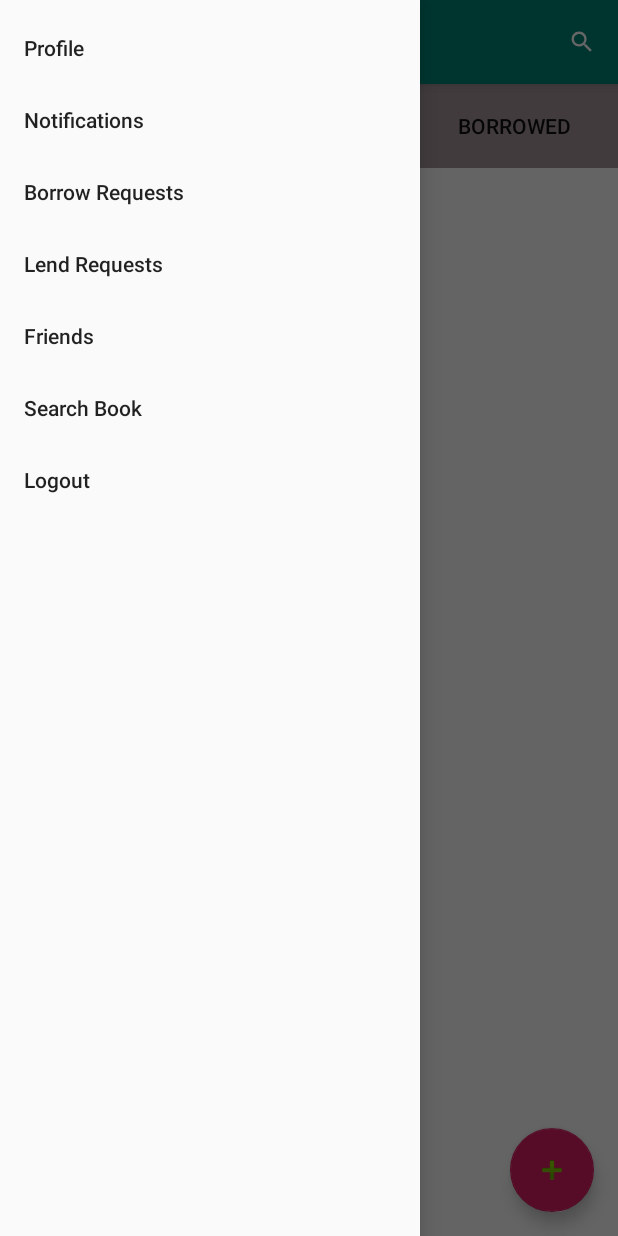
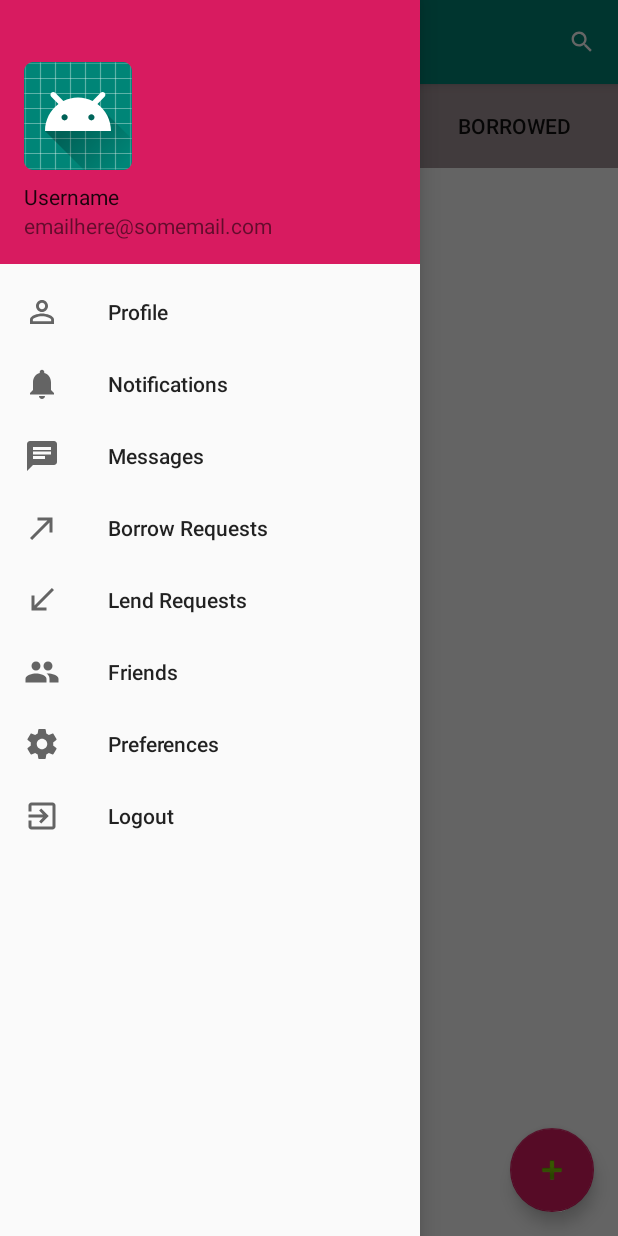
Before and after one commit to cmput301w19t06/TheUndesirableJackals, an Android app: the screen it shows after launch once a user with an empty profile is signed in (MainHomeViewActivity), with the side drawer open, on a phone screen of 412 x 824 dp. Run offline under Robolectric (Android 15) with nearby library versions, the phone set to English and light mode, and no system bars; our stand-ins replace Firebase (no records; nobody signed in at launch, a user with empty details on screens opened directly); 2 statements that could not run were skipped.

Commit message:
Made changes to additional menu drawer

```diff
--- a/app/build.gradle
+++ b/app/build.gradle
@@ -4,7 +4,7 @@ android {
     compileSdkVersion 27
     defaultConfig {
         applicationId "com.cmput301.w19t06.theundesirablejackals"
-        minSdkVersion 19
+        minSdkVersion 21
         targetSdkVersion 27
         versionCode 1
         versionName "1.0"
--- a/app/src/main/java/com/cmput301/w19t06/theundesirablejackals/Activities/ViewBorrowedBookActivity.java
+++ b/app/src/main/java/com/cmput301/w19t06/theundesirablejackals/Activities/ViewBorrowedBookActivity.java
@@ -75,9 +75,4 @@ public class ViewBorrowedBookActivity extends AppCompatActivity {
         });
 
     }
-
-    private void showMyToast(String message){
-        Toast.makeText(this, message,
-                Toast.LENGTH_LONG).show();
-    }
 }
--- a/app/src/main/java/com/cmput301/w19t06/theundesirablejackals/activities/MainHomeViewActivity.java
+++ b/app/src/main/java/com/cmput301/w19t06/theundesirablejackals/activities/MainHomeViewActivity.java
@@ -100,9 +100,6 @@ public class MainHomeViewActivity extends AppCompatActivity {
                     case R.id.itemMenuFriends:
                         intent = new Intent(MainHomeViewActivity.this, FriendsListActivity.class);
                         break;
-                    case R.id.itemMenuSearchBook:
-                        intent = new Intent(MainHomeViewActivity.this, BookSearchActivity.class);
-                        break;
                     case R.id.itemMenuLogout:
                         intent = new Intent(MainHomeViewActivity.this, StartActivity.class);
                         databaseHelper.signOut();
@@ -176,6 +173,12 @@ public class MainHomeViewActivity extends AppCompatActivity {
         startActivityForResult(intent, ADD_BOOK);
     }
 
+    public void OnClick_ProfileImage(View view) {
+        Intent intent = new Intent(MainHomeViewActivity.this, PersonalProfileActivity.class);
+        startActivity(intent);
+        finish();
+    }
+
     /**
      * To open Navigation Drawer when user tabs the menu icon
      * @param item a menu item
--- /dev/null
+++ b/app/src/main/res/drawable/ic_chat_gray_24dp.xml
@@ -0,0 +1,5 @@
+<vector android:height="24dp" android:tint="#696969"
+    android:viewportHeight="24.0" android:viewportWidth="24.0"
+    android:width="24dp" xmlns:android="http://schemas.android.com/apk/res/android">
+    <path android:fillColor="#000000" android:pathData="M20,2L4,2c-1.1,0 -1.99,0.9 -1.99,2L2,22l4,-4h14c1.1,0 2,-0.9 2,-2L22,4c0,-1.1 -0.9,-2 -2,-2zM6,9h12v2L6,11L6,9zM14,14L6,14v-2h8v2zM18,8L6,8L6,6h12v2z"/>
+</vector>
--- /dev/null
+++ b/app/src/main/res/drawable/ic_exit_to_app_grey_24dp.xml
@@ -0,0 +1,5 @@
+<vector android:height="24dp" android:tint="#696969"
+    android:viewportHeight="24.0" android:viewportWidth="24.0"
+    android:width="24dp" xmlns:android="http://schemas.android.com/apk/res/android">
+    <path android:fillColor="#000000" android:pathData="M10.09,15.59L11.5,17l5,-5 -5,-5 -1.41,1.41L12.67,11H3v2h9.67l-2.58,2.59zM19,3H5c-1.11,0 -2,0.9 -2,2v4h2V5h14v14H5v-4H3v4c0,1.1 0.89,2 2,2h14c1.1,0 2,-0.9 2,-2V5c0,-1.1 -0.9,-2 -2,-2z"/>
+</vector>
--- a/app/src/main/res/drawable/ic_notifications_black_24dp.xml
+++ /dev/null
@@ -1,9 +0,0 @@
-<vector xmlns:android="http://schemas.android.com/apk/res/android"
-    android:width="24dp"
-    android:height="24dp"
-    android:viewportWidth="24.0"
-    android:viewportHeight="24.0">
-    <path
-        android:fillColor="#FF000000"
-        android:pathData="M12,22c1.1,0 2,-0.9 2,-2h-4c0,1.1 0.89,2 2,2zM18,16v-5c0,-3.07 -1.64,-5.64 -4.5,-6.32L13.5,4c0,-0.83 -0.67,-1.5 -1.5,-1.5s-1.5,0.67 -1.5,1.5v0.68C7.63,5.36 6,7.92 6,11v5l-2,2v1h16v-1l-2,-2z" />
-</vector>
--- /dev/null
+++ b/app/src/main/res/drawable/ic_notifications_grey_24dp.xml
@@ -0,0 +1,5 @@
+<vector android:height="24dp" android:tint="#696969"
+    android:viewportHeight="24.0" android:viewportWidth="24.0"
+    android:width="24dp" xmlns:android="http://schemas.android.com/apk/res/android">
+    <path android:fillColor="#000000" android:pathData="M12,22c1.1,0 2,-0.9 2,-2h-4c0,1.1 0.89,2 2,2zM18,16v-5c0,-3.07 -1.64,-5.64 -4.5,-6.32L13.5,4c0,-0.83 -0.67,-1.5 -1.5,-1.5s-1.5,0.67 -1.5,1.5v0.68C7.63,5.36 6,7.92 6,11v5l-2,2v1h16v-1l-2,-2z"/>
+</vector>
--- /dev/null
+++ b/app/src/main/res/drawable/ic_people_grey_24dp.xml
@@ -0,0 +1,5 @@
+<vector android:height="24dp" android:tint="#696969"
+    android:viewportHeight="24.0" android:viewportWidth="24.0"
+    android:width="24dp" xmlns:android="http://schemas.android.com/apk/res/android">
+    <path android:fillColor="#FF000000" android:pathData="M16,11c1.66,0 2.99,-1.34 2.99,-3S17.66,5 16,5c-1.66,0 -3,1.34 -3,3s1.34,3 3,3zM8,11c1.66,0 2.99,-1.34 2.99,-3S9.66,5 8,5C6.34,5 5,6.34 5,8s1.34,3 3,3zM8,13c-2.33,0 -7,1.17 -7,3.5L1,19h14v-2.5c0,-2.33 -4.67,-3.5 -7,-3.5zM16,13c-0.29,0 -0.62,0.02 -0.97,0.05 1.16,0.84 1.97,1.97 1.97,3.45L17,19h6v-2.5c0,-2.33 -4.67,-3.5 -7,-3.5z"/>
+</vector>
--- /dev/null
+++ b/app/src/main/res/drawable/ic_person_outline_grey_24dp.xml
@@ -0,0 +1,5 @@
+<vector android:height="24dp" android:tint="#696969"
+    android:viewportHeight="24.0" android:viewportWidth="24.0"
+    android:width="24dp" xmlns:android="http://schemas.android.com/apk/res/android">
+    <path android:fillColor="#FF000000" android:pathData="M12,5.9c1.16,0 2.1,0.94 2.1,2.1s-0.94,2.1 -2.1,2.1S9.9,9.16 9.9,8s0.94,-2.1 2.1,-2.1m0,9c2.97,0 6.1,1.46 6.1,2.1v1.1L5.9,18.1L5.9,17c0,-0.64 3.13,-2.1 6.1,-2.1M12,4C9.79,4 8,5.79 8,8s1.79,4 4,4 4,-1.79 4,-4 -1.79,-4 -4,-4zM12,13c-2.67,0 -8,1.34 -8,4v3h16v-3c0,-2.66 -5.33,-4 -8,-4z"/>
+</vector>
--- /dev/null
+++ b/app/src/main/res/drawable/ic_request_made_grey_24dp.xml
@@ -0,0 +1,5 @@
+<vector android:height="24dp" android:tint="#343D46"
+    android:viewportHeight="24.0" android:viewportWidth="24.0"
+    android:width="24dp" xmlns:android="http://schemas.android.com/apk/res/android">
+    <path android:fillColor="#FF000000" android:pathData="M9,5v2h6.59L4,18.59 5.41,20 17,8.41V15h2V5z"/>
+</vector>
--- /dev/null
+++ b/app/src/main/res/drawable/ic_request_received_grey_24dp.xml
@@ -0,0 +1,5 @@
+<vector android:height="24dp" android:tint="#343D46"
+    android:viewportHeight="24.0" android:viewportWidth="24.0"
+    android:width="24dp" xmlns:android="http://schemas.android.com/apk/res/android">
+    <path android:fillColor="#FF000000" android:pathData="M20,5.41L18.59,4 7,15.59V9H5v10h10v-2H8.41z"/>
+</vector>
--- /dev/null
+++ b/app/src/main/res/drawable/ic_settings_grey_24dp.xml
@@ -0,0 +1,5 @@
+<vector android:height="24dp" android:tint="#696969"
+    android:viewportHeight="24.0" android:viewportWidth="24.0"
+    android:width="24dp" xmlns:android="http://schemas.android.com/apk/res/android">
+    <path android:fillColor="#FF000000" android:pathData="M19.43,12.98c0.04,-0.32 0.07,-0.64 0.07,-0.98s-0.03,-0.66 -0.07,-0.98l2.11,-1.65c0.19,-0.15 0.24,-0.42 0.12,-0.64l-2,-3.46c-0.12,-0.22 -0.39,-0.3 -0.61,-0.22l-2.49,1c-0.52,-0.4 -1.08,-0.73 -1.69,-0.98l-0.38,-2.65C14.46,2.18 14.25,2 14,2h-4c-0.25,0 -0.46,0.18 -0.49,0.42l-0.38,2.65c-0.61,0.25 -1.17,0.59 -1.69,0.98l-2.49,-1c-0.23,-0.09 -0.49,0 -0.61,0.22l-2,3.46c-0.13,0.22 -0.07,0.49 0.12,0.64l2.11,1.65c-0.04,0.32 -0.07,0.65 -0.07,0.98s0.03,0.66 0.07,0.98l-2.11,1.65c-0.19,0.15 -0.24,0.42 -0.12,0.64l2,3.46c0.12,0.22 0.39,0.3 0.61,0.22l2.49,-1c0.52,0.4 1.08,0.73 1.69,0.98l0.38,2.65c0.03,0.24 0.24,0.42 0.49,0.42h4c0.25,0 0.46,-0.18 0.49,-0.42l0.38,-2.65c0.61,-0.25 1.17,-0.59 1.69,-0.98l2.49,1c0.23,0.09 0.49,0 0.61,-0.22l2,-3.46c0.12,-0.22 0.07,-0.49 -0.12,-0.64l-2.11,-1.65zM12,15.5c-1.93,0 -3.5,-1.57 -3.5,-3.5s1.57,-3.5 3.5,-3.5 3.5,1.57 3.5,3.5 -1.57,3.5 -3.5,3.5z"/>
+</vector>
--- a/app/src/main/res/layout/activity_main_home_view.xml
+++ b/app/src/main/res/layout/activity_main_home_view.xml
@@ -1,13 +1,13 @@
 <?xml version="1.0" encoding="utf-8"?>
-<android.support.v4.widget.DrawerLayout
-    xmlns:android="http://schemas.android.com/apk/res/android"
+<android.support.v4.widget.DrawerLayout xmlns:android="http://schemas.android.com/apk/res/android"
+    xmlns:app="http://schemas.android.com/apk/res-auto"
+    xmlns:tools="http://schemas.android.com/tools"
+    android:id="@+id/drawer_layout"
     android:layout_width="match_parent"
     android:layout_height="match_parent"
-    xmlns:tools="http://schemas.android.com/tools"
-    xmlns:app="http://schemas.android.com/apk/res-auto"
+    android:fitsSystemWindows="true"
     tools:context="com.cmput301.w19t06.theundesirablejackals.activities.MainHomeViewActivity"
-    android:id="@+id/drawer_layout"
-    android:fitsSystemWindows="true">
+    tools:openDrawer="start">
 
 
     <LinearLayout
@@ -15,8 +15,7 @@
         android:layout_height="match_parent"
         android:orientation="vertical">
 
-        <include
-            layout="@layout/toolbar"/>
+        <include layout="@layout/toolbar" />
 
         <android.support.design.widget.TabLayout
             android:id="@+id/tabLayoutMainHomeViewActivityFragmentTabs"
@@ -43,6 +42,7 @@
         android:layout_width="wrap_content"
         android:layout_height="match_parent"
         android:layout_gravity="start"
+        app:headerLayout="@layout/nav_header"
         app:menu="@menu/additional_menu" />
 
 </android.support.v4.widget.DrawerLayout>
--- /dev/null
+++ b/app/src/main/res/layout/nav_header.xml
@@ -0,0 +1,29 @@
+<?xml version="1.0" encoding="utf-8"?>
+<LinearLayout xmlns:android="http://schemas.android.com/apk/res/android"
+    android:orientation="vertical" android:layout_width="match_parent"
+    android:layout_height="176dp" android:background="@color/colorAccent"
+    android:gravity="bottom" android:padding="16dp">
+
+    <ImageView
+        android:id="@+id/imageViewMenuProfile"
+        android:layout_width="wrap_content"
+        android:layout_height="wrap_content"
+        android:src="@mipmap/ic_launcher_round"
+        android:onClick="OnClick_ProfileImage"/>
+
+    <TextView
+        android:id="@+id/textViewMenuUsername"
+        android:layout_width="wrap_content"
+        android:layout_height="wrap_content"
+        android:paddingTop="8dp"
+        android:text="Username"
+        android:textAppearance="@style/Base.TextAppearance.AppCompat.Body1"/>
+    <TextView
+        android:id="@+id/textViewMenuEmail"
+        android:layout_width="wrap_content"
+        android:layout_height="wrap_content"
+        android:text="emailhere@somemail.com"/>
+
+
+
+</LinearLayout>
--- a/app/src/main/res/menu/additional_menu.xml
+++ b/app/src/main/res/menu/additional_menu.xml
@@ -1,29 +1,44 @@
 <?xml version="1.0" encoding="utf-8"?>
-<menu xmlns:android="http://schemas.android.com/apk/res/android">
+<menu xmlns:android="http://schemas.android.com/apk/res/android"
+    xmlns:tools="http://schemas.android.com/tools"
+    tools:showIn="navigation_view">
 
     <group android:checkableBehavior="single">
 
 
         <item
             android:id="@+id/itemMenuProfile"
+            android:icon="@drawable/ic_person_outline_grey_24dp"
             android:title="Profile" />
         <item
             android:id="@+id/itemMenuNotifications"
+            android:icon="@drawable/ic_notifications_grey_24dp"
             android:title="Notifications" />
         <item
+            android:id="@+id/itemMenuMessages"
+            android:icon="@drawable/ic_chat_gray_24dp"
+            android:title="Messages" />
+        <item
             android:id="@+id/itemMenuBorrowRequests"
+            android:icon="@drawable/ic_request_made_grey_24dp"
             android:title="Borrow Requests" />
         <item
             android:id="@+id/itemMenuLendRequests"
+            android:icon="@drawable/ic_request_received_grey_24dp"
             android:title="Lend Requests" />
         <item
             android:id="@+id/itemMenuFriends"
+            android:icon="@drawable/ic_people_grey_24dp"
             android:title="Friends" />
+
         <item
-            android:id="@+id/itemMenuSearchBook"
-            android:title="Search Book" />
+            android:id="@+id/itemMenuPreferences"
+            android:icon="@drawable/ic_settings_grey_24dp"
+            android:title="Preferences" />
+
         <item
             android:id="@+id/itemMenuLogout"
+            android:icon="@drawable/ic_exit_to_app_grey_24dp"
             android:title="Logout" />
 
     </group>
--- /dev/null
+++ b/app/src/main/res/menu/menu_view_borrowed_book.xml
@@ -0,0 +1,13 @@
+<menu xmlns:android="http://schemas.android.com/apk/res/android"
+    xmlns:app="http://schemas.android.com/apk/res-auto"
+    xmlns:tools="http://schemas.android.com/tools"
+    tools:context="com.cmput301.w19t06.theundesirablejackals.activities.ViewBorrowedBookActivity">
+
+    <item
+        android:id="@+id/itemMenuBorrowedBookViewFavorite"
+        android:orderInCategory="300"
+        android:title="User"
+        android:icon="@drawable/ic_action_add_favorite"
+        app:showAsAction="ifRoom"> </item>
+
+</menu>
```
